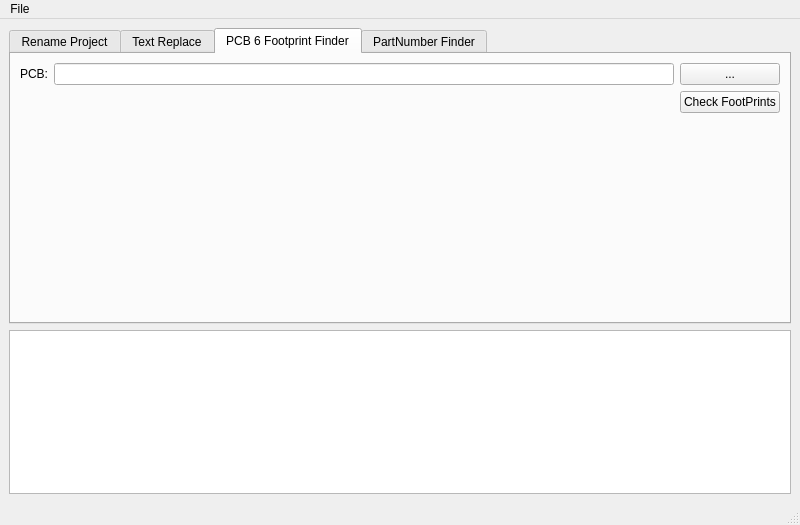
Before: the Qt Designer form res/mainwindow.ui in computergeek1507/KicadHelper, drawn with Qt 5.
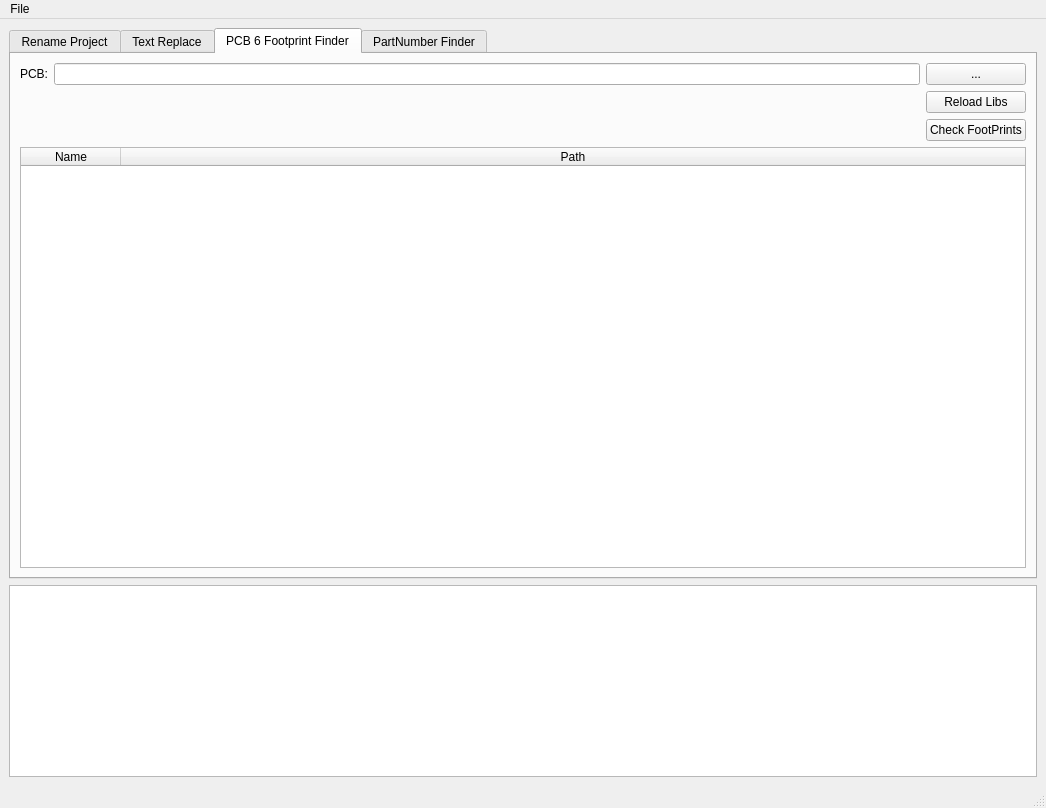
After: the same form once the commit is applied. The open tabs and pages were chosen to show the change. Icons and pictures are not drawn.

Patch:
```diff
--- a/res/mainwindow.ui
+++ b/res/mainwindow.ui
@@ -6,8 +6,8 @@
    <rect>
     <x>0</x>
     <y>0</y>
-    <width>800</width>
-    <height>525</height>
+    <width>1046</width>
+    <height>808</height>
    </rect>
   </property>
   <property name="windowTitle">
@@ -20,12 +20,19 @@
   <widget class="QWidget" name="centralwidget">
    <layout class="QGridLayout" name="gridLayout">
     <item row="1" column="0">
-     <widget class="QListWidget" name="lwLogs"/>
+     <widget class="QListWidget" name="lwLogs">
+      <property name="sizePolicy">
+       <sizepolicy hsizetype="Expanding" vsizetype="Minimum">
+        <horstretch>0</horstretch>
+        <verstretch>0</verstretch>
+       </sizepolicy>
+      </property>
+     </widget>
     </item>
     <item row="0" column="0">
      <widget class="QTabWidget" name="tabWidget">
       <property name="currentIndex">
-       <number>0</number>
+       <number>3</number>
       </property>
       <widget class="QWidget" name="tabRename">
        <attribute name="title">
@@ -148,7 +155,24 @@
          </widget>
         </item>
         <item row="3" column="0" colspan="3">
-         <widget class="QListWidget" name="lwWords"/>
+         <widget class="QTableWidget" name="lwWords">
+          <attribute name="verticalHeaderMinimumSectionSize">
+           <number>20</number>
+          </attribute>
+          <attribute name="verticalHeaderDefaultSectionSize">
+           <number>25</number>
+          </attribute>
+          <column>
+           <property name="text">
+            <string>From</string>
+           </property>
+          </column>
+          <column>
+           <property name="text">
+            <string>To</string>
+           </property>
+          </column>
+         </widget>
         </item>
        </layout>
       </widget>
@@ -157,13 +181,16 @@
         <string>PCB 6 Footprint Finder</string>
        </attribute>
        <layout class="QGridLayout" name="gridLayout_3">
-        <item row="1" column="2">
-         <widget class="QPushButton" name="pbCheckFP">
+        <item row="2" column="2">
+         <widget class="QPushButton" name="resizeColumnsToContents">
           <property name="text">
            <string>Check FootPrints</string>
           </property>
          </widget>
         </item>
+        <item row="0" column="1">
+         <widget class="QLineEdit" name="lePCB"/>
+        </item>
         <item row="0" column="0">
          <widget class="QLabel" name="label_3">
           <property name="text">
@@ -178,21 +205,35 @@
           </property>
          </widget>
         </item>
-        <item row="0" column="1">
-         <widget class="QLineEdit" name="lePCB"/>
+        <item row="1" column="2">
+         <widget class="QPushButton" name="pbReloadLibraries">
+          <property name="text">
+           <string>Reload Libs</string>
+          </property>
+         </widget>
         </item>
-        <item row="2" column="2">
-         <spacer name="verticalSpacer_2">
-          <property name="orientation">
-           <enum>Qt::Vertical</enum>
-          </property>
-          <property name="sizeHint" stdset="0">
-           <size>
-            <width>20</width>
-            <height>40</height>
-           </size>
-          </property>
-         </spacer>
+        <item row="3" column="0" colspan="3">
+         <widget class="QTableWidget" name="twLibraries">
+          <attribute name="horizontalHeaderStretchLastSection">
+           <bool>true</bool>
+          </attribute>
+          <attribute name="verticalHeaderMinimumSectionSize">
+           <number>20</number>
+          </attribute>
+          <attribute name="verticalHeaderDefaultSectionSize">
+           <number>30</number>
+          </attribute>
+          <column>
+           <property name="text">
+            <string>Name</string>
+           </property>
+          </column>
+          <column>
+           <property name="text">
+            <string>Path</string>
+           </property>
+          </column>
+         </widget>
         </item>
        </layout>
       </widget>
@@ -247,16 +288,22 @@
           <property name="columnCount">
            <number>5</number>
           </property>
-          <column>
-           <property name="text">
-            <string>FootPrint</string>
-           </property>
-          </column>
+          <attribute name="verticalHeaderMinimumSectionSize">
+           <number>25</number>
+          </attribute>
+          <attribute name="verticalHeaderDefaultSectionSize">
+           <number>30</number>
+          </attribute>
           <column>
            <property name="text">
             <string>Value</string>
            </property>
           </column>
+          <column>
+           <property name="text">
+            <string>FootPrint</string>
+           </property>
+          </column>
           <column>
            <property name="text">
             <string>Digikey PN</string>
@@ -285,7 +332,7 @@
     <rect>
      <x>0</x>
      <y>0</y>
-     <width>800</width>
+     <width>1046</width>
      <height>26</height>
     </rect>
    </property>
```
